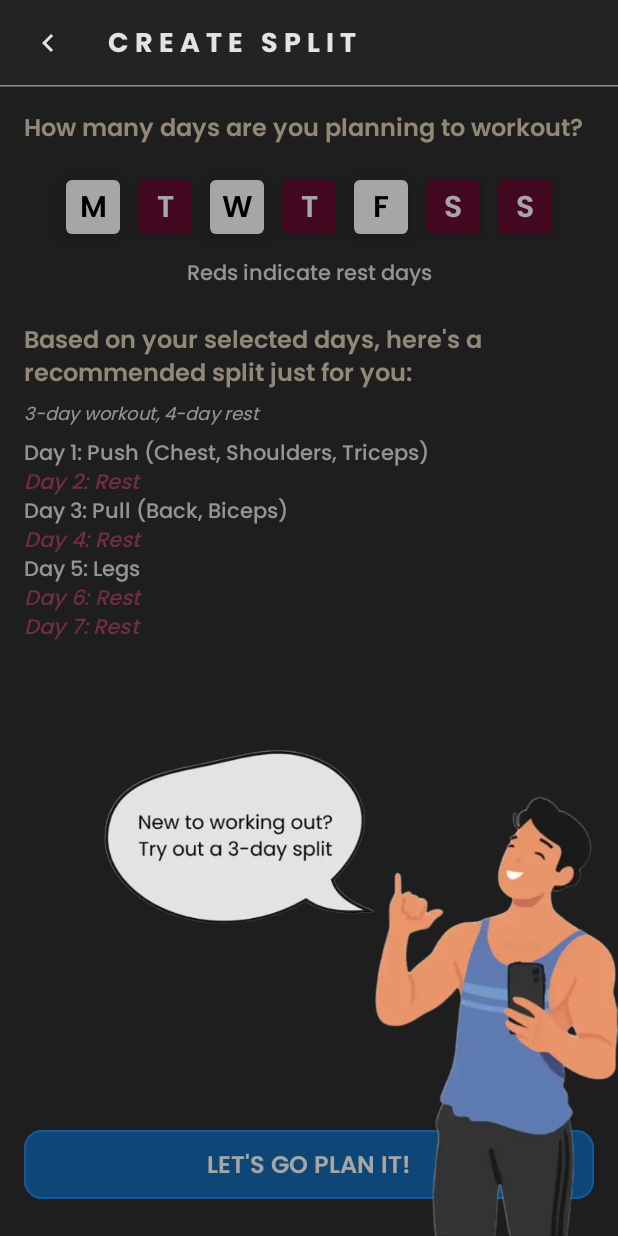
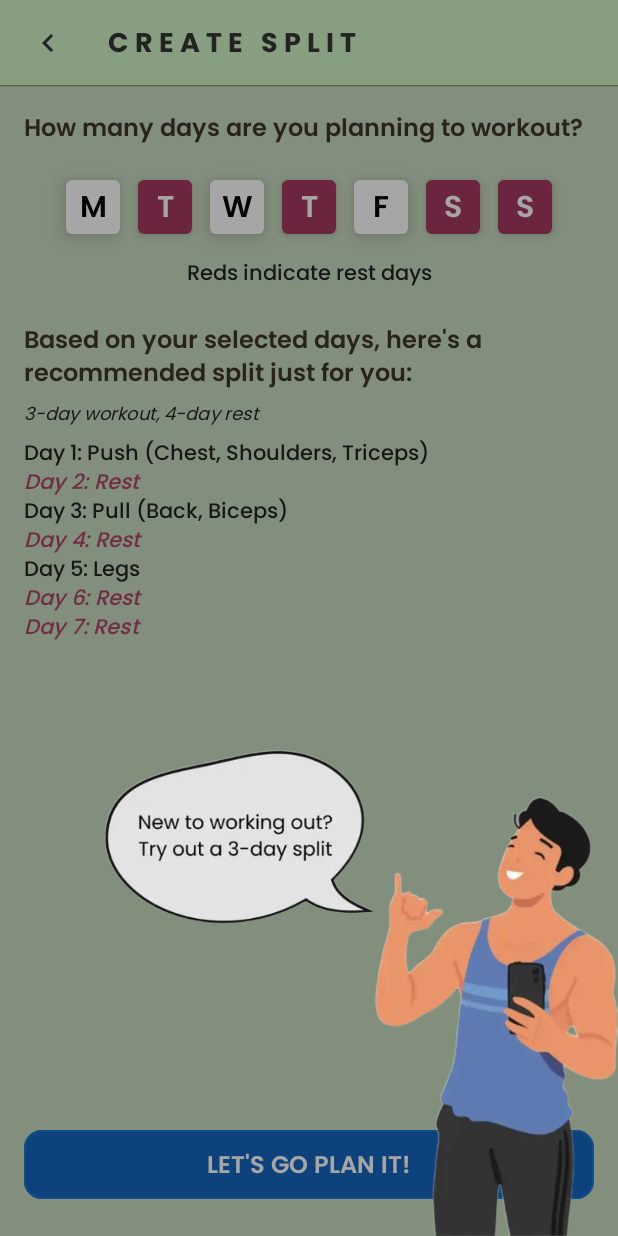
Before and after one commit to Gabrieal4Real/Gabrieals-Gym-Tracker, an Android app built with Jetpack Compose: the screen it shows after launch (MainActivity), after a tap on "It looks empty here", on a phone screen of 412 x 824 dp. Run offline under Robolectric (Android 15) with nearby library versions, the phone set to English and light mode, and no system bars; our stand-ins replace Compose Multiplatform resources, Voyager.

Commit message:
add light mode and dark mode

```diff
--- a/composeApp/src/commonMain/kotlin/org/gabrieal/gymtracker/util/appUtil/Colors.kt
+++ b/composeApp/src/commonMain/kotlin/org/gabrieal/gymtracker/util/appUtil/Colors.kt
@@ -2,21 +2,54 @@ package org.gabrieal.gymtracker.util.appUtil
 
 import androidx.compose.ui.graphics.Color
 
-object Colors {
-    val Background = Color(0xFF232323)
-    val LighterBackground = Color(0xFF2E2E2E)
-    val CardBackground = Color(0xFF393E46)
-    val BorderStroke = Color(0xFF948979)
-    val LighterBorderStroke = Color(0xFFB3A698)
-    val TextPrimary = Color(0xFFE3E3E3)
-    val TextSecondary = Color(0xFFDFD0B8)
-    val LinkBlue = Color(0xFF1E88E5)
-    val SlightlyDarkerLinkBlue = Color(0xFF156DB6)
-    val PlaceholderColor = Color(0x996C757D)
+abstract class AppColors {
+    abstract val background: Color
+    abstract val lighterBackground: Color
+    abstract val cardBackground: Color
+    abstract val borderStroke: Color
+    abstract val textPrimary: Color
+    abstract val textSecondary: Color
+    abstract val linkBlue: Color
+    abstract val slightlyDarkerLinkBlue: Color
+    abstract val placeholderColor: Color
+    abstract val white: Color
+    abstract val black: Color
+    abstract val maroon: Color
+    abstract val lightMaroon: Color
+    abstract val deleteRed: Color
+}
 
-    val White = Color(0xFFFFFFFF)
-    val Black = Color(0xFF000000)
-    val Maroon = Color(0xFF670D2F)
-    val LightMaroon = Color(0xFFAB4567)
-    val Red = Color(0xFFB22222)
+object DarkColors : AppColors() {
+    override val background = Color(0xFF232323)
+    override val lighterBackground = Color(0xFF2E2E2E)
+    override val cardBackground = Color(0xFF393E46)
+    override val borderStroke = Color(0xFF948979)
+    override val textPrimary = Color(0xFFE3E3E3)
+    override val textSecondary = Color(0xFFDFD0B8)
+    override val linkBlue = Color(0xFF1E88E5)
+    override val slightlyDarkerLinkBlue = Color(0xFF156DB6)
+    override val placeholderColor = Color(0x996C757D)
+
+    override val white = Color(0xFFFFFFFF)
+    override val black = Color(0xFF000000)
+    override val maroon = Color(0xFF670D2F)
+    override val lightMaroon = Color(0xFFAB4567)
+    override val deleteRed = Color(0xFFB22222)
 }
+object LightColors : AppColors() {
+    override val background = Color(0xFF889E81)
+    override val lighterBackground = Color(0xFFC8DBBE)
+    override val cardBackground = Color(0xFFBAC7A7)
+    override val borderStroke = Color(0xFF676055)
+    override val textPrimary = Color(0xFF232323)
+    override val textSecondary = Color(0xFF3F362B)
+    override val linkBlue = Color(0xFF1976D2)
+    override val slightlyDarkerLinkBlue = Color(0xFF1565C0)
+    override val placeholderColor = Color(0xCC5A646B)
+
+    override val white = Color(0xFFFFFFFF)
+    override val black = Color(0xFF000000)
+    override val maroon = Color(0xFFA53860)
+    override val lightMaroon = Color(0xFFAB4567)
+    override val deleteRed = Color(0xFFD32F2F)
+}
--- a/composeApp/src/commonMain/kotlin/org/gabrieal/gymtracker/util/appUtil/Workout.kt
+++ b/composeApp/src/commonMain/kotlin/org/gabrieal/gymtracker/util/appUtil/Workout.kt
@@ -6,6 +6,7 @@ import androidx.compose.runtime.Composable
 import androidx.compose.ui.Modifier
 import androidx.compose.ui.unit.dp
 import org.gabrieal.gymtracker.util.systemUtil.Resources
+import org.gabrieal.gymtracker.views.colors
 import org.gabrieal.gymtracker.views.widgets.DescriptionItalicText
 import org.gabrieal.gymtracker.views.widgets.DescriptionText
 import org.gabrieal.gymtracker.views.widgets.TinyItalicText
@@ -64,7 +65,7 @@ class Workout {
                     DescriptionText("Day ${index + 1}: ${plans[selectedDays.count { it } - 1][position]}")
                     position += 1
                 } else {
-                    DescriptionItalicText("Day ${index + 1}: Rest", color = Colors.LightMaroon)
+                    DescriptionItalicText("Day ${index + 1}: Rest", color = colors.lightMaroon)
                 }
             }
         }
--- a/composeApp/src/commonMain/kotlin/org/gabrieal/gymtracker/views/App.kt
+++ b/composeApp/src/commonMain/kotlin/org/gabrieal/gymtracker/views/App.kt
@@ -1,6 +1,7 @@
 package org.gabrieal.gymtracker.views
 
 import androidx.compose.foundation.background
+import androidx.compose.foundation.isSystemInDarkTheme
 import androidx.compose.foundation.layout.WindowInsets
 import androidx.compose.foundation.layout.fillMaxSize
 import androidx.compose.foundation.layout.safeDrawing
@@ -13,7 +14,9 @@ import androidx.compose.runtime.remember
 import androidx.compose.ui.Modifier
 import org.gabrieal.gymtracker.model.Exercise
 import org.gabrieal.gymtracker.model.decodeExercises
-import org.gabrieal.gymtracker.util.appUtil.Colors
+import org.gabrieal.gymtracker.util.appUtil.AppColors
+import org.gabrieal.gymtracker.util.appUtil.DarkColors
+import org.gabrieal.gymtracker.util.appUtil.LightColors
 import org.gabrieal.gymtracker.util.navigation.NavigationComponent
 import org.gabrieal.gymtracker.util.systemUtil.LocalStringResources
 import org.gabrieal.gymtracker.util.systemUtil.StringFactory
@@ -25,9 +28,13 @@ import org.jetbrains.compose.ui.tooling.preview.Preview
 expect fun isIOS(): Boolean
 
 var allExistingExerciseList = mutableListOf<Exercise>()
+var colors: AppColors = LightColors
+
 @Composable
 @Preview
 fun App(stringResources: StringResources = remember { StringFactory.createStrings(language) }) {
+    colors = if (isSystemInDarkTheme()) DarkColors else LightColors
+
     CompositionLocalProvider(
         LocalStringResources provides stringResources
     ) {
@@ -35,8 +42,8 @@ fun App(stringResources: StringResources = remember { StringFactory.createString
 
         MaterialTheme{
                 Surface(
-                    modifier = Modifier.fillMaxSize().background(Colors.Background).windowInsetsPadding(WindowInsets.safeDrawing),
-                    color = Colors.Background
+                    modifier = Modifier.fillMaxSize().background(colors.background).windowInsetsPadding(WindowInsets.safeDrawing),
+                    color = colors.background
                 ) {
                     NavigationComponent()
                 }
--- a/composeApp/src/commonMain/kotlin/org/gabrieal/gymtracker/views/screens/CreateSplitScreen.kt
+++ b/composeApp/src/commonMain/kotlin/org/gabrieal/gymtracker/views/screens/CreateSplitScreen.kt
@@ -27,11 +27,11 @@ import androidx.compose.ui.unit.dp
 import cafe.adriel.voyager.core.screen.Screen
 import gymtracker.composeapp.generated.resources.Res
 import gymtracker.composeapp.generated.resources.new_to_workout
-import org.gabrieal.gymtracker.util.appUtil.Colors
 import org.gabrieal.gymtracker.util.appUtil.Workout
 import org.gabrieal.gymtracker.util.appUtil.Workout.Companion.days
 import org.gabrieal.gymtracker.util.systemUtil.Resources
 import org.gabrieal.gymtracker.viewmodel.CreateSplitViewModel
+import org.gabrieal.gymtracker.views.colors
 import org.gabrieal.gymtracker.views.widgets.AnimatedImage
 import org.gabrieal.gymtracker.views.widgets.BackButtonRow
 import org.gabrieal.gymtracker.views.widgets.BigText
@@ -57,7 +57,7 @@ object CreateSplitScreen : Screen {
             Box(
                 modifier = Modifier
                     .fillMaxSize()
-                    .background(Colors.LighterBackground)
+                    .background(colors.lighterBackground)
             ) {
                 Column(
                     modifier = Modifier
@@ -80,7 +80,7 @@ object CreateSplitScreen : Screen {
                             Card(
                                 shape = RoundedCornerShape(4.dp),
                                 colors = CardDefaults.cardColors(
-                                    containerColor = if (isSelected) Colors.White else Colors.Maroon
+                                    containerColor = if (isSelected) colors.white else colors.maroon
                                 ),
                                 elevation = CardDefaults.elevatedCardElevation(
                                     defaultElevation = if (isSelected) 8.dp else 4.dp
@@ -95,7 +95,7 @@ object CreateSplitScreen : Screen {
                                     modifier = Modifier.fillMaxSize(),
                                     contentAlignment = Alignment.Center
                                 ) {
-                                    BigText(day, color = if (isSelected) Colors.Black else Colors.White)
+                                    BigText(day, color = if (isSelected) colors.black else colors.white)
                                 }
                             }
                         }
--- a/composeApp/src/commonMain/kotlin/org/gabrieal/gymtracker/views/screens/HomeScreen.kt
+++ b/composeApp/src/commonMain/kotlin/org/gabrieal/gymtracker/views/screens/HomeScreen.kt
@@ -21,10 +21,10 @@ import androidx.compose.ui.unit.dp
 import cafe.adriel.voyager.core.screen.Screen
 import gymtracker.composeapp.generated.resources.Res
 import gymtracker.composeapp.generated.resources.nothing_here
-import org.gabrieal.gymtracker.util.appUtil.Colors
 import org.gabrieal.gymtracker.util.systemUtil.Resources
 import org.gabrieal.gymtracker.util.systemUtil.getCurrentContext
 import org.gabrieal.gymtracker.viewmodel.HomeViewModel
+import org.gabrieal.gymtracker.views.colors
 import org.gabrieal.gymtracker.views.widgets.LinkText
 import org.gabrieal.gymtracker.views.widgets.SubtitleText
 import org.gabrieal.gymtracker.views.widgets.TitleText
@@ -49,7 +49,7 @@ object HomeScreen : Screen {
             TitleText(Resources.strings.appName)
 
             HorizontalDivider(
-                color = Colors.BorderStroke,
+                color = colors.borderStroke,
                 thickness = 1.dp,
                 modifier = Modifier.fillMaxWidth()
             )
@@ -57,7 +57,7 @@ object HomeScreen : Screen {
             Box(
                 modifier = Modifier
                     .fillMaxSize()
-                    .background(Colors.LighterBackground)
+                    .background(colors.lighterBackground)
                     .padding(16.dp),
                 contentAlignment = Alignment.Center
             ) {
--- a/composeApp/src/commonMain/kotlin/org/gabrieal/gymtracker/views/screens/ViewAllWorkoutScreen.kt
+++ b/composeApp/src/commonMain/kotlin/org/gabrieal/gymtracker/views/screens/ViewAllWorkoutScreen.kt
@@ -26,10 +26,10 @@ import gymtracker.composeapp.generated.resources.tier_1
 import gymtracker.composeapp.generated.resources.tier_2
 import gymtracker.composeapp.generated.resources.tier_3
 import gymtracker.composeapp.generated.resources.youtube
-import org.gabrieal.gymtracker.util.appUtil.Colors
 import org.gabrieal.gymtracker.util.systemUtil.OpenURL
 import org.gabrieal.gymtracker.util.systemUtil.ShowAlertDialog
 import org.gabrieal.gymtracker.viewmodel.ViewAllWorkoutViewModel
+import org.gabrieal.gymtracker.views.colors
 import org.gabrieal.gymtracker.views.widgets.BackButtonRow
 import org.gabrieal.gymtracker.views.widgets.CustomCard
 import org.gabrieal.gymtracker.views.widgets.CustomTextField
@@ -72,7 +72,7 @@ object ViewAllWorkoutScreen : Screen {
             Box(
                 modifier = Modifier
                     .fillMaxSize()
-                    .background(Colors.LighterBackground)
+                    .background(colors.lighterBackground)
                     .padding(16.dp)
             ) {
                 DropDownFilter(
@@ -122,7 +122,7 @@ object ViewAllWorkoutScreen : Screen {
                                         DescriptionText(workout.name)
                                         TinyItalicText(
                                             workout.muscleGroup.joinToString(", "),
-                                            color = Colors.TextSecondary
+                                            color = colors.textSecondary
                                         )
                                         // YouTube icon to search for workout demo
                                         Image(
--- a/composeApp/src/commonMain/kotlin/org/gabrieal/gymtracker/views/widgets/CustomAnimation.kt
+++ b/composeApp/src/commonMain/kotlin/org/gabrieal/gymtracker/views/widgets/CustomAnimation.kt
@@ -21,7 +21,7 @@ import androidx.compose.ui.Modifier
 import androidx.compose.ui.draw.scale
 import androidx.compose.ui.unit.dp
 import kotlinx.coroutines.delay
-import org.gabrieal.gymtracker.util.appUtil.Colors
+import org.gabrieal.gymtracker.views.colors
 
 
 @Composable
@@ -62,7 +62,7 @@ fun AnimatedDividerWithScale() {
                 .fillMaxWidth(0.8f)
                 .height(2.dp)
                 .scale(scale, 1f)
-                .background(Colors.BorderStroke)
+                .background(colors.borderStroke)
                 .align(Alignment.CenterHorizontally)
         )
     }
--- a/composeApp/src/commonMain/kotlin/org/gabrieal/gymtracker/views/widgets/CustomButton.kt
+++ b/composeApp/src/commonMain/kotlin/org/gabrieal/gymtracker/views/widgets/CustomButton.kt
@@ -21,7 +21,7 @@ import androidx.compose.runtime.setValue
 import androidx.compose.ui.Alignment
 import androidx.compose.ui.Modifier
 import androidx.compose.ui.unit.dp
-import org.gabrieal.gymtracker.util.appUtil.Colors
+import org.gabrieal.gymtracker.views.colors
 
 
 @Composable
@@ -34,10 +34,10 @@ fun ConfirmButton(
     Button(
         onClick = onClick,
         colors = ButtonDefaults.buttonColors(
-            containerColor = Colors.SlightlyDarkerLinkBlue,
-            disabledContentColor = Colors.CardBackground,
+            containerColor = colors.slightlyDarkerLinkBlue,
+            disabledContentColor = colors.cardBackground,
         ),
-        border = BorderStroke(1.dp, Colors.LinkBlue),
+        border = BorderStroke(1.dp, colors.linkBlue),
         shape = RoundedCornerShape(12.dp),
         modifier = modifier
             .fillMaxWidth()
@@ -45,7 +45,7 @@ fun ConfirmButton(
         elevation = ButtonDefaults.elevatedButtonElevation(0.dp),
         enabled = enabled
     ) {
-        SubtitleText(text.uppercase(), color = Colors.White, modifier = Modifier.padding(4.dp))
+        SubtitleText(text.uppercase(), color = colors.white, modifier = Modifier.padding(4.dp))
     }
 }
 
@@ -53,8 +53,8 @@ fun ConfirmButton(
 fun IncrementDecrementButton(initialValue: Int, minValue: Int, maxValue: Int): Int {
     var selectedValue by remember { mutableStateOf(initialValue) }
     Row {
-        val minusBackgroundColor = if (selectedValue > minValue) Colors.SlightlyDarkerLinkBlue else Colors.Background
-        val plusBackgroundColor = if (selectedValue < maxValue) Colors.SlightlyDarkerLinkBlue else Colors.Background
+        val minusBackgroundColor = if (selectedValue > minValue) colors.slightlyDarkerLinkBlue else colors.background
+        val plusBackgroundColor = if (selectedValue < maxValue) colors.slightlyDarkerLinkBlue else colors.background
         Box(
             modifier = Modifier
                 .size(32.dp)
@@ -66,7 +66,7 @@ fun IncrementDecrementButton(initialValue: Int, minValue: Int, maxValue: Int): I
                 },
             contentAlignment = Alignment.Center
         ) {
-            DescriptionText("-", color = Colors.White)
+            DescriptionText("-", color = colors.white)
         }
         Spacer(modifier = Modifier.width(16.dp))
         DescriptionText(selectedValue.toString(), modifier = Modifier.align(Alignment.CenterVertically))
@@ -82,7 +82,7 @@ fun IncrementDecrementButton(initialValue: Int, minValue: Int, maxValue: Int): I
                 },
             contentAlignment = Alignment.Center
         ) {
-            DescriptionText("+", color = Colors.White)
+            DescriptionText("+", color = colors.white)
         }
     }
 
--- a/composeApp/src/commonMain/kotlin/org/gabrieal/gymtracker/views/widgets/CustomImage.kt
+++ b/composeApp/src/commonMain/kotlin/org/gabrieal/gymtracker/views/widgets/CustomImage.kt
@@ -26,7 +26,7 @@ import androidx.compose.ui.unit.dp
 import kotlinx.coroutines.MainScope
 import kotlinx.coroutines.delay
 import kotlinx.coroutines.launch
-import org.gabrieal.gymtracker.util.appUtil.Colors
+import org.gabrieal.gymtracker.views.colors
 import org.jetbrains.compose.resources.DrawableResource
 import org.jetbrains.compose.resources.painterResource
 
@@ -58,7 +58,7 @@ fun AnimatedImage(showImage: Boolean, resource: DrawableResource, isLeft: Boolea
     Box(
         modifier = Modifier
             .fillMaxSize()
-            .background(Colors.Black.copy(alpha = 0.35f))
+            .background(colors.black.copy(alpha = 0.35f))
             .clickable (
                 indication = null,
                 interactionSource = null
--- a/composeApp/src/commonMain/kotlin/org/gabrieal/gymtracker/views/widgets/CustomRow.kt
+++ b/composeApp/src/commonMain/kotlin/org/gabrieal/gymtracker/views/widgets/CustomRow.kt
@@ -36,15 +36,11 @@ import androidx.compose.ui.graphics.Color
 import androidx.compose.ui.unit.Dp
 import androidx.compose.ui.unit.dp
 import androidx.compose.ui.window.Popup
-import cafe.adriel.voyager.navigator.LocalNavigator
-import cafe.adriel.voyager.navigator.currentOrThrow
-import org.gabrieal.gymtracker.util.appUtil.Colors
 import org.gabrieal.gymtracker.util.navigation.AppNavigator
+import org.gabrieal.gymtracker.views.colors
 
 @Composable
 fun BackButtonRow(text: String, backButtonAction: (() -> Unit)? = null) {
-    val navigator = LocalNavigator.currentOrThrow
-
     Row(
         modifier = Modifier.fillMaxWidth().padding(start = 8.dp, end = 16.dp),
         verticalAlignment = Alignment.CenterVertically
@@ -55,14 +51,14 @@ fun BackButtonRow(text: String, backButtonAction: (() -> Unit)? = null) {
             Icon(
                 imageVector = Icons.AutoMirrored.Filled.KeyboardArrowLeft,
                 contentDescription = "Back",
-                tint = Colors.TextPrimary
+                tint = colors.textPrimary
             )
         }
         TitleText(text)
     }
 
     HorizontalDivider(
-        color = Colors.BorderStroke,
+        color = colors.borderStroke,
         thickness = 1.dp,
         modifier = Modifier.fillMaxWidth()
     )
@@ -81,7 +77,7 @@ fun RepRangePicker(
         ranges.forEach { range ->
             val isSelected = range == selectedRange
             val backgroundColor =
-                if (isSelected) Colors.SlightlyDarkerLinkBlue else Colors.Background
+                if (isSelected) colors.slightlyDarkerLinkBlue else colors.background
             Box(
                 modifier = Modifier
                     .padding(end = 8.dp)
@@ -90,7 +86,7 @@ fun RepRangePicker(
                     .padding(horizontal = 16.dp, vertical = 12.dp),
                 contentAlignment = Alignment.Center
             ) {
-                TinyText("${range.first} - ${range.second} reps")
+                TinyText("${range.first} - ${range.second} reps", color = if (isSelected) colors.white else colors.textPrimary)
             }
         }
     }
@@ -113,7 +109,7 @@ fun DropDownFilter(
             modifier = Modifier
                 .size(32.dp)
                 .clickable { isExpanded = !isExpanded },
-            tint = Colors.TextPrimary
+            tint = colors.textPrimary
         )
 
         if (isExpanded) {
@@ -126,14 +122,14 @@ fun DropDownFilter(
                         .heightIn(max = 300.dp)
                         .verticalColumnScrollbar(scrollState)
                         .verticalScroll(scrollState)
-                        .background(Colors.Background, RoundedCornerShape(12.dp))
+                        .background(colors.background, RoundedCornerShape(12.dp))
                         .padding(start = 8.dp, top = 8.dp, end = 24.dp, bottom = 8.dp),
                 ) {
                     Column {
                         filterOptions.forEach { option ->
                             val isSelected = option in selectedFilters
                             val backgroundColor =
-                                if (isSelected) Colors.SlightlyDarkerLinkBlue else Colors.Background
+                                if (isSelected) colors.slightlyDarkerLinkBlue else colors.background
                             Box(
                                 modifier = Modifier
                                     .padding(2.dp)
@@ -157,8 +153,8 @@ fun Modifier.verticalColumnScrollbar(
     scrollState: ScrollState,
     width: Dp = 4.dp,
     showScrollBarTrack: Boolean = true,
-    scrollBarTrackColor: Color = Colors.Background,
-    scrollBarColor: Color = Colors.BorderStroke,
+    scrollBarTrackColor: Color = colors.background,
+    scrollBarColor: Color = colors.borderStroke,
     scrollBarCornerRadius: Float = 16f,
     endPadding: Float = 12f
 ): Modifier {
--- a/composeApp/src/commonMain/kotlin/org/gabrieal/gymtracker/views/widgets/CustomText.kt
+++ b/composeApp/src/commonMain/kotlin/org/gabrieal/gymtracker/views/widgets/CustomText.kt
@@ -11,14 +11,14 @@ import androidx.compose.ui.text.style.TextOverflow
 import androidx.compose.ui.unit.dp
 import androidx.compose.ui.unit.sp
 import org.gabrieal.gymtracker.util.appUtil.BoldText
-import org.gabrieal.gymtracker.util.appUtil.Colors
 import org.gabrieal.gymtracker.util.appUtil.ExtraBoldText
 import org.gabrieal.gymtracker.util.appUtil.MediumText
 import org.gabrieal.gymtracker.util.appUtil.RegularText
 import org.gabrieal.gymtracker.util.appUtil.SemiBoldText
+import org.gabrieal.gymtracker.views.colors
 
 @Composable
-fun TitleText(text: String, color: Color = Colors.TextPrimary) {
+fun TitleText(text: String, color: Color = colors.textPrimary) {
     Text(
         text = text.uppercase(),
         style = TextStyle(fontFamily = BoldText(), letterSpacing = 4.sp, lineHeight = 24.sp),
@@ -29,7 +29,7 @@ fun TitleText(text: String, color: Color = Colors.TextPrimary) {
 }
 
 @Composable
-fun BiggerText(text: String, modifier: Modifier = Modifier, color: Color = Colors.TextSecondary) {
+fun BiggerText(text: String, modifier: Modifier = Modifier, color: Color = colors.textSecondary) {
     Text(
         text = text.uppercase(),
         style = TextStyle(fontFamily = ExtraBoldText(), letterSpacing = 10.sp, lineHeight = 30.sp),
@@ -40,7 +40,7 @@ fun BiggerText(text: String, modifier: Modifier = Modifier, color: Color = Color
 }
 
 @Composable
-fun BigText(text: String, modifier: Modifier = Modifier, color: Color = Colors.TextSecondary, maxLines: Int = Int.MAX_VALUE) {
+fun BigText(text: String, modifier: Modifier = Modifier, color: Color = colors.textSecondary, maxLines: Int = Int.MAX_VALUE) {
     Text(
         text = text,
         style = TextStyle(fontFamily = SemiBoldText(), lineHeight = 28.sp),
@@ -53,7 +53,7 @@ fun BigText(text: String, modifier: Modifier = Modifier, color: Color = Colors.T
 }
 
 @Composable
-fun SubtitleText(text: String, modifier: Modifier = Modifier, color: Color = Colors.TextSecondary, maxLines: Int = Int.MAX_VALUE) {
+fun SubtitleText(text: String, modifier: Modifier = Modifier, color: Color = colors.textSecondary, maxLines: Int = Int.MAX_VALUE) {
     Text(text,
         style = TextStyle(fontFamily = SemiBoldText(), lineHeight = 22.sp),
         color = color,
@@ -65,7 +65,7 @@ fun SubtitleText(text: String, modifier: Modifier = Modifier, color: Color = Col
 }
 
 @Composable
-fun DescriptionText(text: String, modifier: Modifier = Modifier, color: Color = Colors.TextPrimary) {
+fun DescriptionText(text: String, modifier: Modifier = Modifier, color: Color = colors.textPrimary) {
     Text(text,
         style = TextStyle(fontFamily = MediumText(), lineHeight = 20.sp),
         color = color,
@@ -75,7 +75,7 @@ fun DescriptionText(text: String, modifier: Modifier = Modifier, color: Color =
 }
 
 @Composable
-fun DescriptionItalicText(text: String, modifier: Modifier = Modifier, color: Color = Colors.TextPrimary) {
+fun DescriptionItalicText(text: String, modifier: Modifier = Modifier, color: Color = colors.textPrimary) {
     Text(text,
         style = TextStyle(fontFamily = MediumText(), fontStyle = FontStyle.Italic, lineHeight = 20.sp),
         color = color,
@@ -85,7 +85,7 @@ fun DescriptionItalicText(text: String, modifier: Modifier = Modifier, color: Co
 }
 
 @Composable
-fun TinyText(text: String, modifier: Modifier = Modifier, color: Color = Colors.TextPrimary) {
+fun TinyText(text: String, modifier: Modifier = Modifier, color: Color = colors.textPrimary) {
     Text(text,
         style = TextStyle(fontFamily = RegularText(), lineHeight = 18.sp),
         color = color,
@@ -95,7 +95,7 @@ fun TinyText(text: String, modifier: Modifier = Modifier, color: Color = Colors.
 }
 
 @Composable
-fun TinyItalicText(text: String, modifier: Modifier = Modifier, color: Color = Colors.TextPrimary) {
+fun TinyItalicText(text: String, modifier: Modifier = Modifier, color: Color = colors.textPrimary) {
     Text(text,
         style = TextStyle(fontFamily = RegularText(), fontStyle = FontStyle.Italic, lineHeight = 18.sp),
         color = color,
@@ -108,7 +108,7 @@ fun TinyItalicText(text: String, modifier: Modifier = Modifier, color: Color = C
 fun LinkText(text: String, modifier: Modifier = Modifier) {
     Text(text,
         style = TextStyle(fontFamily = RegularText(), lineHeight = 18.sp),
-        color = Colors.LinkBlue,
+        color = colors.linkBlue,
         fontSize = 12.sp,
         modifier = modifier
     )
```
Also changed, not shown: composeApp/src/commonMain/kotlin/org/gabrieal/gymtracker/views/screens/EditPlanScreen.kt (+5 -5 lines), composeApp/src/commonMain/kotlin/org/gabrieal/gymtracker/views/screens/MakeAPlanScreen.kt (+6 -6 lines), composeApp/src/commonMain/kotlin/org/gabrieal/gymtracker/views/widgets/CustomCard.kt (+5 -5 lines), composeApp/src/commonMain/kotlin/org/gabrieal/gymtracker/views/widgets/CustomTextField.kt (+18 -16 lines).
